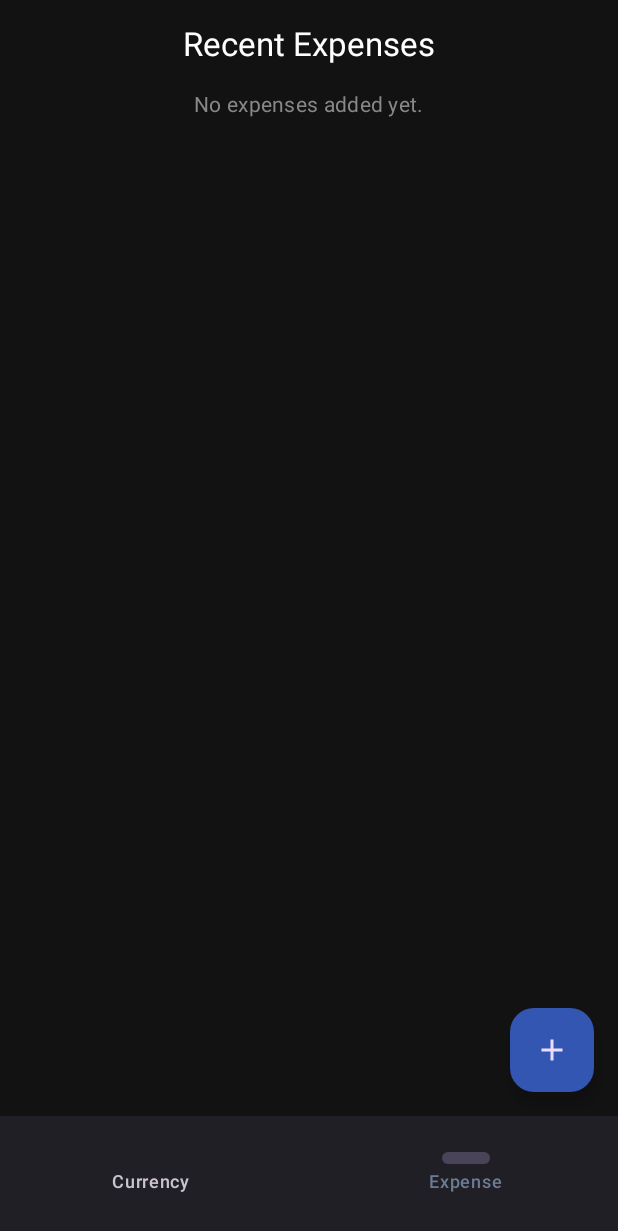
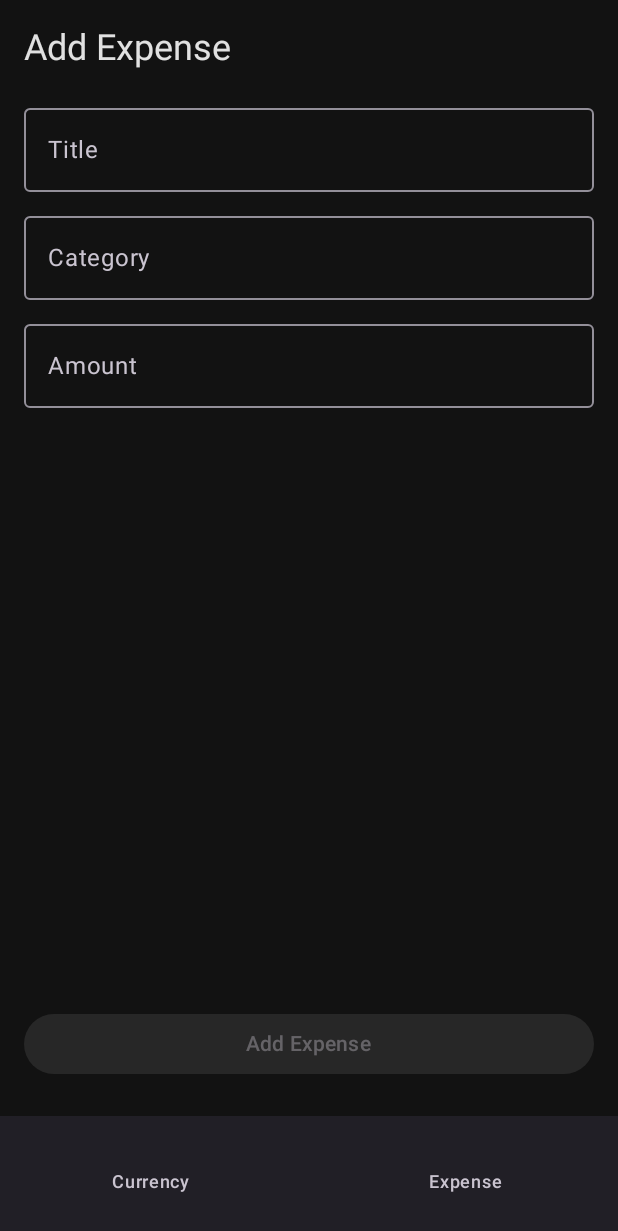
Before and after one commit to ashb155/finapp, an Android app built with Jetpack Compose: the ExpenseScreen screen opened through its navigation route, after a tap on "Add Expense", on a phone screen of 412 x 824 dp. Shown: the top 1231 px of the screen. Run offline under Robolectric (Android 15) with nearby library versions, the phone set to English and light mode, and no system bars; our stand-ins replace Room's generated code.

Commit message:
worked on add expense navigation

```diff
--- a/app/src/main/java/com/example/financeapp1/ExpenseScreen.kt
+++ b/app/src/main/java/com/example/financeapp1/ExpenseScreen.kt
@@ -13,15 +13,22 @@ import androidx.compose.runtime.remember
 import androidx.compose.ui.Alignment
 import androidx.compose.ui.Modifier
 import androidx.compose.ui.graphics.Color
-import androidx.compose.ui.tooling.preview.Preview
 import androidx.compose.ui.unit.dp
 import androidx.lifecycle.viewmodel.compose.viewModel
+import androidx.navigation.NavController
 import com.example.financeapp1.repository.ExpenseRepository
 import com.example.financeapp1.viewmodels.ExpenseViewModel
 import com.example.financeapp1.viewmodels.ExpenseViewModelFactory
+import androidx.compose.runtime.setValue
+import androidx.compose.runtime.mutableStateOf
+import androidx.compose.ui.text.input.ImeAction
+import androidx.compose.ui.text.input.KeyboardType
+import androidx.navigation.NavHostController
+import kotlinx.coroutines.CoroutineScope
+
 
 @Composable
-fun ExpenseScreen(repository: ExpenseRepository) {
+fun ExpenseScreen(repository: ExpenseRepository,navController: NavController) {
     val factory = remember { ExpenseViewModelFactory(repository) }
     val viewModel: ExpenseViewModel = viewModel(factory = factory)
 
@@ -30,7 +37,7 @@ fun ExpenseScreen(repository: ExpenseRepository) {
     Scaffold(
         floatingActionButton = {
             FloatingActionButton(onClick = {
-                // Handle navigation to add expense screen
+                navController.navigate("add_expense")
             }) {
                 Icon(Icons.Default.Add, contentDescription = "Add Expense")
             }
@@ -96,3 +103,68 @@ fun ExpenseScreen(repository: ExpenseRepository) {
         }
     }
 }
+
+@Composable
+fun AddExpenseScreen(
+    repository: ExpenseRepository,
+    navController: NavHostController
+) {
+    val viewModel = remember { ExpenseViewModel(repository) }
+
+    var title by remember { mutableStateOf("") }
+    var category by remember { mutableStateOf("") }
+    var amount by remember { mutableStateOf("") }
+
+    Column(
+        modifier = Modifier
+            .fillMaxSize()
+            .padding(16.dp),
+        verticalArrangement = Arrangement.SpaceBetween
+    ) {
+        Column {
+            Text("Add Expense", style = MaterialTheme.typography.headlineSmall)
+            Spacer(modifier = Modifier.height(16.dp))
+
+            OutlinedTextField(
+                value = title,
+                onValueChange = { title = it },
+                label = { Text("Title") },
+                modifier = Modifier.fillMaxWidth()
+            )
+
+            Spacer(modifier = Modifier.height(8.dp))
+
+            OutlinedTextField(
+                value = category,
+                onValueChange = { category = it },
+                label = { Text("Category") },
+                modifier = Modifier.fillMaxWidth()
+            )
+
+            Spacer(modifier = Modifier.height(8.dp))
+
+            OutlinedTextField(
+                value = amount,
+                onValueChange = { amount = it },
+                label = { Text("Amount") },
+                modifier = Modifier.fillMaxWidth()
+            )
+        }
+
+        Button(
+            onClick = {
+                val amt = amount.toDoubleOrNull()
+                if (title.isNotBlank() && category.isNotBlank() && amt != null) {
+                    viewModel.addExpense(title, category, amt)
+                    navController.popBackStack()
+                }
+            },
+            modifier = Modifier
+                .fillMaxWidth()
+                .padding(vertical = 8.dp),
+            enabled = title.isNotBlank() && category.isNotBlank() && amount.toDoubleOrNull() != null
+        ) {
+            Text("Add Expense")
+        }
+    }
+}
--- a/app/src/main/java/com/example/financeapp1/Navigation.kt
+++ b/app/src/main/java/com/example/financeapp1/Navigation.kt
@@ -1,19 +1,18 @@
 package com.example.financeapp
 
-import androidx.compose.material3.Icon
 import androidx.compose.material3.NavigationBar
 import androidx.compose.material3.NavigationBarItem
 import androidx.compose.material3.Text
 import androidx.compose.runtime.Composable
-import androidx.compose.ui.graphics.vector.ImageVector
+import androidx.compose.runtime.getValue
+import androidx.compose.ui.platform.LocalContext
 import androidx.navigation.NavHostController
 import androidx.navigation.compose.NavHost
 import androidx.navigation.compose.composable
 import androidx.navigation.compose.currentBackStackEntryAsState
+import androidx.room.Room
 import com.example.financeapp.screens.CurrencyScreen
-import androidx.compose.runtime.getValue
-import androidx.compose.ui.platform.LocalContext
-import androidx.room.Room
+import com.example.financeapp1.AddExpenseScreen
 import com.example.financeapp1.ExpenseScreen
 import com.example.financeapp1.data.AppDatabase
 import com.example.financeapp1.repository.ExpenseRepository
@@ -34,7 +33,10 @@ fun AppNavHost(navController: NavHostController) {
             CurrencyScreen(navController = navController)
         }
         composable("expense") {
-            ExpenseScreen(repository = repository)
+            ExpenseScreen(repository = repository,navController)
+        }
+        composable("add_expense"){
+            AddExpenseScreen(repository=repository,navController)
         }
     }
 }
```
